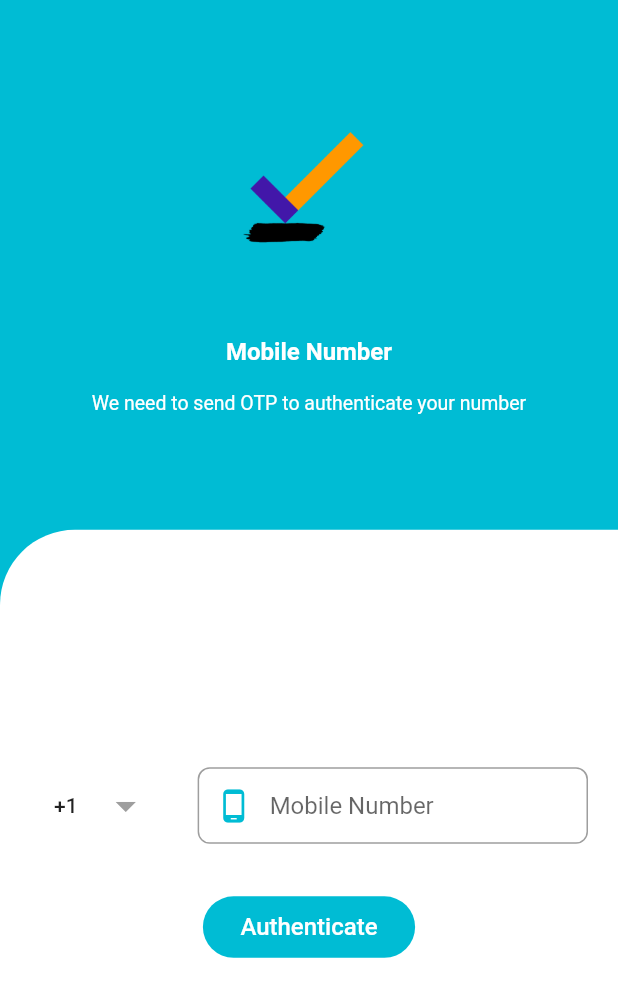
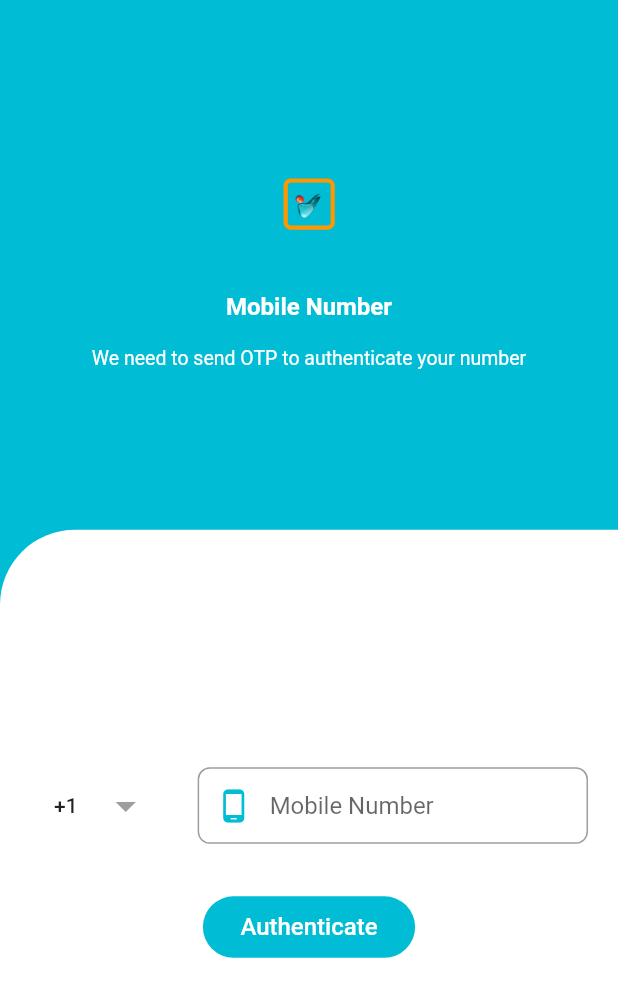
Before and after one commit to UASDevelop/services_app, a Flutter app: the screen it shows after launch, on a phone screen of 412 x 824 dp. Shown: the top 997 px of the screen. Run offline on Flutter 3.47's test engine with Material 2 defaults, Android fonts, the phone set to English and light mode, and no system bars; drawn by our look-alikes of country_code_picker; our stand-ins replace cloud_firestore, firebase_auth, firebase_core, firebase_storage, flutter_svg, fluttertoast and 6 more; missing offline and left inert: facebook_audience_network; accounts and stored records are empty.

Commit message:
Changes done

```diff
--- a/lib/pages/login/login_page.dart
+++ b/lib/pages/login/login_page.dart
@@ -82,11 +82,11 @@ class LoginPage extends StatelessWidget {
               ),
             ),*/
             Image.asset(
-              "assets/images/logo.png",
-              width: 100,
-              height: 100,
+              "assets/images/logos.png",
+              width: 90,
+              height: 60,
             ),
-            const SizedBox(height: 50,),
+            const SizedBox(height: 30,),
             MyText(
               text: Strings.mobileNumber,
               size: 16,
--- a/lib/pages/otp/otp_page.dart
+++ b/lib/pages/otp/otp_page.dart
@@ -86,9 +86,9 @@ class OtpPage extends StatelessWidget {
               ),
             ),*/
             Image.asset(
-              "assets/images/logo.png",
-              width: 100,
-              height: 100,
+              "assets/images/logos.png",
+              width: 70,
+              height: 60,
             ),
             const SizedBox(height: 50,),
             MyText(
--- a/lib/utils/strings.dart
+++ b/lib/utils/strings.dart
@@ -1,7 +1,7 @@
 
 class Strings {
 
-  static const appName = "Mark App";
+  static const appName = "okayMark";
   static const loading = "Loading...";
   static const mobileNumber = "Mobile Number";
   static const authenticate = "Authenticate";
@@ -32,4 +32,5 @@ class Strings {
   static const apply = "Apply";
   static const filter = "Filter";
 
+
 }
--- a/lib/widgets/icon_btn.dart
+++ b/lib/widgets/icon_btn.dart
@@ -1,6 +1,5 @@
 
 import 'package:flutter/material.dart';
-
 class IconBtn extends StatelessWidget {
 
   IconBtn({
--- a/lib/widgets/search/search_text_field.dart
+++ b/lib/widgets/search/search_text_field.dart
@@ -18,7 +18,6 @@ class SearchTextField extends StatelessWidget {
     required this.icon,
     this.maxLength,
     this.onChanged,
-
   }) : super(key: key);
 
   TextEditingController? textEditingController;
@@ -31,7 +30,6 @@ class SearchTextField extends StatelessWidget {
   IconData icon;
   int? maxLength;
   Function? onChanged;
-
   @override
   Widget build(BuildContext context) {
     return Column(
--- a/pubspec.yaml
+++ b/pubspec.yaml
@@ -82,6 +82,11 @@ flutter:
     - assets/images/ok.svg
     - assets/images/logo.png
     - assets/images/filter.jpeg
+    - assets/images/ic_launcher.png
+    - assets/images/logo6_13_7285.png
+    - assets/images/logos.png
+    - assets/images/logo6_13_17923.png
+    - assets/images/Icon.png
   #   - images/a_dot_ham.jpeg
 
   # An image asset can refer to one or more resolution-specific "variants", see
```
Also changed, not shown: lib/Recently_Marks/Marks.dart (added, +31 -0 lines), lib/pages/home/home_page.dart (+7 -5 lines), lib/pages/mark/mark_page.dart (+9 -4 lines), lib/widgets/mark/doctor_list_item.dart (+49 -26 lines), assets/images/Icon.png (added), assets/images/ic_launcher.png (added), assets/images/logo6_13_17923.png (added), assets/images/logo6_13_7285.png (added), assets/images/logos.png (added), lib/widgets/mark/Recently_Mark.dart (added).
